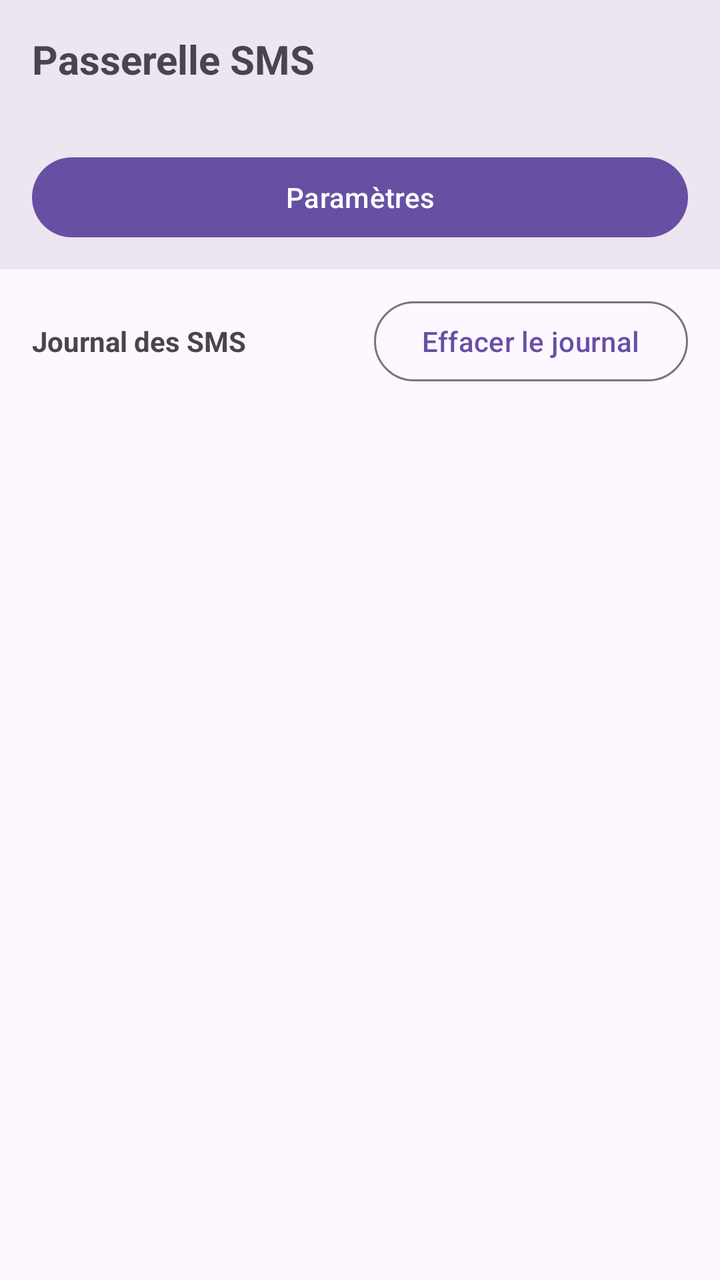
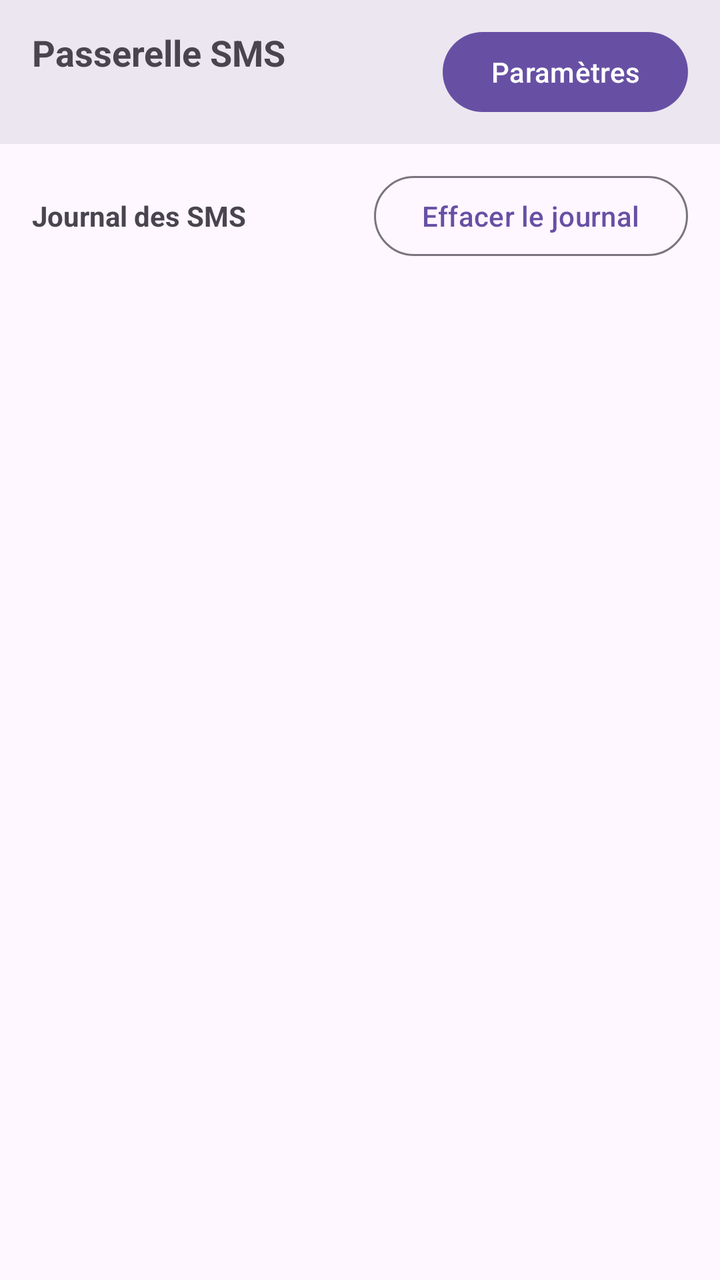

Two renders of the same Android screen: before a commit and after it. Below are the layout's source before the change and the commit's diff.
<!-- AndroidManifest.xml: application theme Theme.SmsGateway -->
<!-- res/layout/activity_main.xml -->
<?xml version="1.0" encoding="utf-8"?>
<LinearLayout xmlns:android="http://schemas.android.com/apk/res/android"
    xmlns:app="http://schemas.android.com/apk/res-auto"
    android:layout_width="match_parent"
    android:layout_height="match_parent"
    android:orientation="vertical">

    <LinearLayout
        android:layout_width="match_parent"
        android:layout_height="wrap_content"
        android:background="?attr/colorSurfaceContainerHigh"
        android:orientation="vertical"
        android:paddingStart="16dp"
        android:paddingTop="16dp"
        android:paddingEnd="16dp"
        android:paddingBottom="12dp">

        <TextView
            android:layout_width="wrap_content"
            android:layout_height="wrap_content"
            android:text="@string/app_name"
            android:textSize="20sp"
            android:textStyle="bold" />

        <TextView
            android:id="@+id/textVersion"
            android:layout_width="wrap_content"
            android:layout_height="wrap_content"
            android:layout_marginTop="2dp"
            android:textColor="?attr/colorPrimary"
            android:textSize="13sp"
            android:textStyle="bold" />

        <com.google.android.material.button.MaterialButton
            android:id="@+id/btnOpenSettings"
            android:layout_width="match_parent"
            android:layout_height="wrap_content"
            android:layout_marginTop="12dp"
            android:text="@string/settings_title" />
    </LinearLayout>

    <LinearLayout
        android:layout_width="match_parent"
        android:layout_height="wrap_content"
        android:gravity="center_vertical"
        android:orientation="horizontal"
        android:paddingStart="16dp"
        android:paddingTop="12dp"
        android:paddingEnd="16dp">

        <TextView
            android:layout_width="0dp"
            android:layout_height="wrap_content"
            android:layout_weight="1"
            android:text="@string/log_title"
            android:textStyle="bold" />

        <com.google.android.material.button.MaterialButton
            android:id="@+id/btnClearLogs"
            style="@style/Widget.Material3.Button.OutlinedButton"
            android:layout_width="wrap_content"
            android:layout_height="wrap_content"
            android:text="@string/clear_logs" />
    </LinearLayout>

    <TextView
        android:id="@+id/textEmpty"
        android:layout_width="match_parent"
        android:layout_height="wrap_content"
        android:gravity="center"
        android:padding="24dp"
        android:text="@string/log_empty"
        android:visibility="gone" />

    <ListView
        android:id="@+id/listLogs"
        android:layout_width="match_parent"
        android:layout_height="0dp"
        android:layout_weight="1"
        android:clipToPadding="false"
        android:divider="@null"
        android:dividerHeight="8dp"
        android:padding="16dp" />
</LinearLayout>
<!-- resources referenced by this layout -->
<resources>
  <string name="app_name">Passerelle SMS</string>
  <string name="clear_logs">Effacer le journal</string>
  <string name="log_empty">Aucun SMS envoyé pour l\'instant.\nLes derniers SMS apparaîtront ici.</string>
  <string name="log_title">Journal des SMS</string>
  <string name="settings_title">Paramètres</string>
  <style name="Theme.SmsGateway" parent="Theme.Material3.DayNight" />
</resources>

<!-- the commit's change to res/layout/activity_main.xml (unified diff, before → after) -->
@@ -9,33 +9,40 @@
         android:layout_width="match_parent"
         android:layout_height="wrap_content"
         android:background="?attr/colorSurfaceContainerHigh"
-        android:orientation="vertical"
+        android:gravity="center_vertical"
+        android:orientation="horizontal"
         android:paddingStart="16dp"
-        android:paddingTop="16dp"
+        android:paddingTop="12dp"
         android:paddingEnd="16dp"
         android:paddingBottom="12dp">
 
-        <TextView
-            android:layout_width="wrap_content"
+        <LinearLayout
+            android:layout_width="0dp"
             android:layout_height="wrap_content"
-            android:text="@string/app_name"
-            android:textSize="20sp"
-            android:textStyle="bold" />
+            android:layout_weight="1"
+            android:orientation="vertical">
 
-        <TextView
-            android:id="@+id/textVersion"
-            android:layout_width="wrap_content"
-            android:layout_height="wrap_content"
-            android:layout_marginTop="2dp"
-            android:textColor="?attr/colorPrimary"
-            android:textSize="13sp"
-            android:textStyle="bold" />
+            <TextView
+                android:layout_width="wrap_content"
+                android:layout_height="wrap_content"
+                android:text="@string/app_name"
+                android:textSize="18sp"
+                android:textStyle="bold" />
+
+            <TextView
+                android:id="@+id/textVersion"
+                android:layout_width="wrap_content"
+                android:layout_height="wrap_content"
+                android:layout_marginTop="2dp"
+                android:textColor="?attr/colorPrimary"
+                android:textSize="13sp"
+                android:textStyle="bold" />
+        </LinearLayout>
 
         <com.google.android.material.button.MaterialButton
             android:id="@+id/btnOpenSettings"
-            android:layout_width="match_parent"
+            android:layout_width="wrap_content"
             android:layout_height="wrap_content"
-            android:layout_marginTop="12dp"
             android:text="@string/settings_title" />
     </LinearLayout>
 
